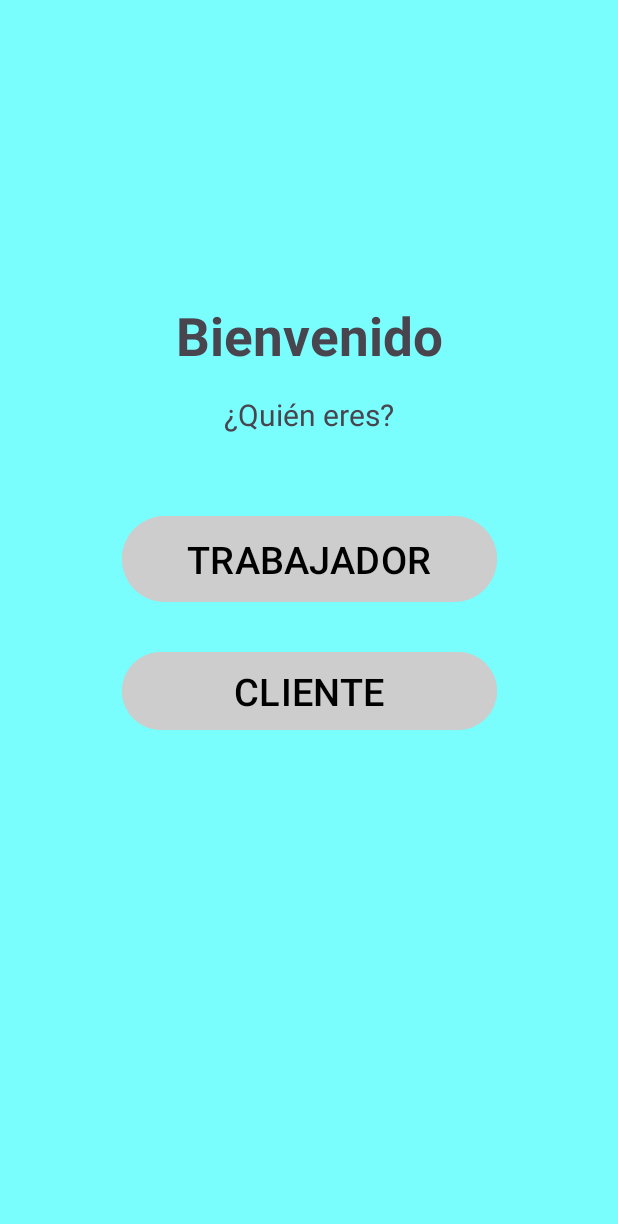
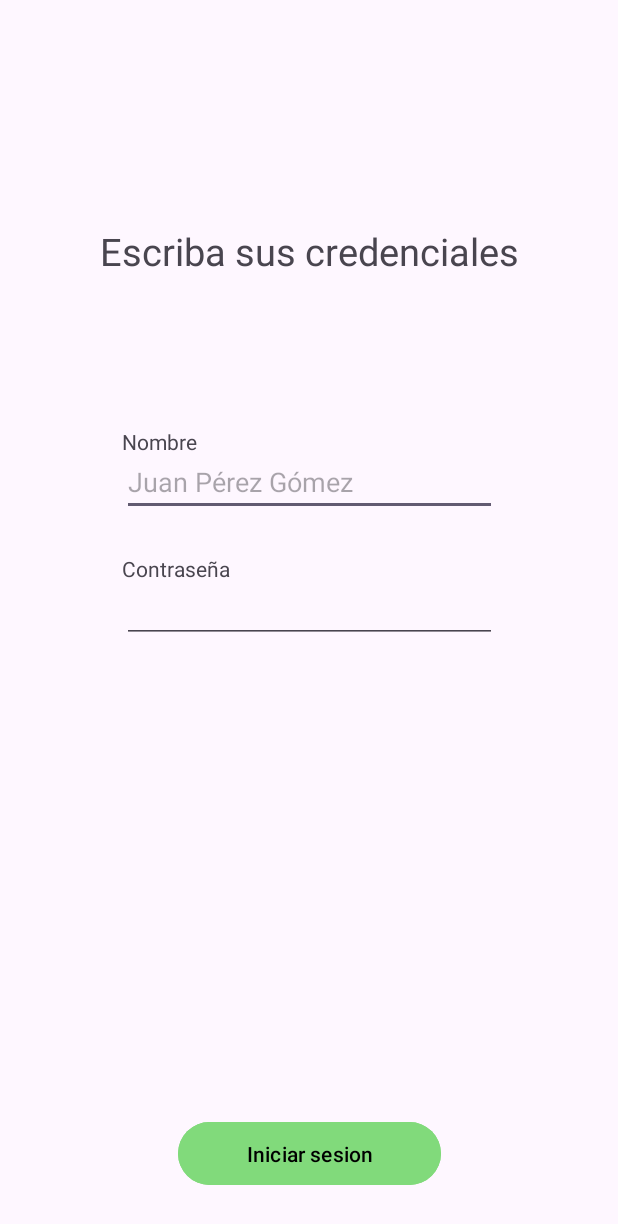
Before and after one commit to NotSureAbout15/cafe, an Android app: the screen it shows after launch (SeleccionActivity before the commit, Login after it), after a tap on "TRABAJADOR", on a phone screen of 412 x 824 dp. Shown: the top 1224 px of the screen. Run offline under Robolectric (Android 15) with nearby library versions, the phone set to English and light mode, and no system bars.

Commit message:
Creado formulario primario de login

```diff
--- a/CafeFront/app/build.gradle.kts
+++ b/CafeFront/app/build.gradle.kts
@@ -37,6 +37,7 @@ dependencies {
     implementation("androidx.appcompat:appcompat:1.6.1")
     implementation("com.google.android.material:material:1.11.0")
     implementation("androidx.constraintlayout:constraintlayout:2.1.4")
+    implementation("androidx.activity:activity:1.8.0")
     testImplementation("junit:junit:4.13.2")
     androidTestImplementation("androidx.test.ext:junit:1.1.5")
     androidTestImplementation("androidx.test.espresso:espresso-core:3.5.1")
--- a/CafeFront/app/src/main/AndroidManifest.xml
+++ b/CafeFront/app/src/main/AndroidManifest.xml
@@ -2,7 +2,7 @@
 <manifest xmlns:android="http://schemas.android.com/apk/res/android"
     xmlns:tools="http://schemas.android.com/tools">
 
-    <uses-permission android:name="android.permission.INTERNET"/>
+    <uses-permission android:name="android.permission.INTERNET" />
 
     <application
         android:allowBackup="true"
@@ -15,6 +15,9 @@
         android:theme="@style/Theme.CafeFront"
         tools:targetApi="31">
         <activity
+            android:name=".Login"
+            android:exported="false" />
+        <activity
             android:name=".SeleccionActivity"
             android:exported="true">
             <intent-filter>
--- /dev/null
+++ b/CafeFront/app/src/main/java/com/example/cafefront/Login.java
@@ -0,0 +1,40 @@
+package com.example.cafefront;
+
+import android.content.Context;
+import android.os.Bundle;
+import android.view.View;
+import android.widget.Button;
+import android.widget.Toast;
+
+import androidx.activity.EdgeToEdge;
+import androidx.appcompat.app.AppCompatActivity;
+import androidx.core.graphics.Insets;
+import androidx.core.view.ViewCompat;
+import androidx.core.view.WindowInsetsCompat;
+
+public class Login extends AppCompatActivity {
+    private Context context;
+    private Button iniciar;
+
+    @Override
+    protected void onCreate(Bundle savedInstanceState) {
+        super.onCreate(savedInstanceState);
+        EdgeToEdge.enable(this);
+        setContentView(R.layout.activity_login);
+        ViewCompat.setOnApplyWindowInsetsListener(findViewById(R.id.main), (v, insets) -> {
+            Insets systemBars = insets.getInsets(WindowInsetsCompat.Type.systemBars());
+            v.setPadding(systemBars.left, systemBars.top, systemBars.right, systemBars.bottom);
+            return insets;
+        });
+
+        context = this;
+        iniciar = findViewById(R.id.iniciar_sesion);
+
+        iniciar.setOnClickListener(new View.OnClickListener() {
+            @Override
+            public void onClick(View v) {
+                Toast.makeText(context, "Iniciar sesion", Toast.LENGTH_SHORT).show();
+            }
+        });
+    }
+}
--- a/CafeFront/app/src/main/java/com/example/cafefront/SeleccionActivity.java
+++ b/CafeFront/app/src/main/java/com/example/cafefront/SeleccionActivity.java
@@ -3,6 +3,7 @@ package com.example.cafefront;
 import androidx.appcompat.app.AppCompatActivity;
 
 import android.content.Context;
+import android.content.Intent;
 import android.os.Bundle;
 import android.view.View;
 import android.widget.Button;
@@ -27,6 +28,8 @@ public class SeleccionActivity extends AppCompatActivity {
             @Override
             public void onClick(View v) {
                 Toast.makeText(context, "Has clicado en trabajador", Toast.LENGTH_LONG).show();
+                Intent intent = new Intent(context, Login.class);
+                startActivity(intent);
             }
         });
 
--- /dev/null
+++ b/CafeFront/app/src/main/res/layout/activity_login.xml
@@ -0,0 +1,67 @@
+<?xml version="1.0" encoding="utf-8"?>
+<androidx.constraintlayout.widget.ConstraintLayout xmlns:android="http://schemas.android.com/apk/res/android"
+    xmlns:app="http://schemas.android.com/apk/res-auto"
+    xmlns:tools="http://schemas.android.com/tools"
+    android:id="@+id/main"
+    android:layout_width="match_parent"
+    android:layout_height="match_parent"
+    tools:context=".Login">
+
+    <TextView
+        android:id="@+id/indicaciones"
+        android:layout_width="wrap_content"
+        android:layout_height="wrap_content"
+        android:text="Escriba sus credenciales"
+        android:textSize="25dp"
+        android:layout_marginTop="150dp"
+        app:layout_constraintStart_toStartOf="parent"
+        app:layout_constraintEnd_toEndOf="parent"
+        app:layout_constraintTop_toTopOf="parent"/>
+
+    <TextView
+        android:id="@+id/nombre"
+        android:layout_width="wrap_content"
+        android:layout_height="wrap_content"
+        android:text="Nombre"
+        android:layout_marginTop="100dp"
+        app:layout_constraintTop_toBottomOf="@id/indicaciones"
+        app:layout_constraintStart_toStartOf="@id/campo_nombre"/>
+
+    <EditText
+        android:id="@+id/campo_nombre"
+        android:layout_width="250dp"
+        android:layout_height="40dp"
+        android:hint="Juan Pérez Gómez"
+        app:layout_constraintStart_toStartOf="parent"
+        app:layout_constraintEnd_toEndOf="parent"
+        app:layout_constraintTop_toBottomOf="@id/nombre"/>
+
+    <TextView
+        android:id="@+id/contra"
+        android:layout_width="wrap_content"
+        android:layout_height="wrap_content"
+        android:text="Contraseña"
+        android:layout_marginTop="25dp"
+        app:layout_constraintTop_toBottomOf="@id/campo_nombre"
+        app:layout_constraintStart_toStartOf="@id/campo_nombre"/>
+
+    <EditText
+        android:id="@+id/campo_contra"
+        android:layout_width="250dp"
+        android:layout_height="40dp"
+        app:layout_constraintStart_toStartOf="@id/contra"
+        app:layout_constraintTop_toBottomOf="@id/contra"/>
+
+    <Button
+        android:id="@+id/iniciar_sesion"
+        android:layout_width="175dp"
+        android:layout_height="50dp"
+        android:text="Iniciar sesion"
+        android:textColor="@color/black"
+        android:layout_marginBottom="30dp"
+        android:backgroundTint="#81DA7B"
+        app:layout_constraintBottom_toBottomOf="parent"
+        app:layout_constraintStart_toStartOf="parent"
+        app:layout_constraintEnd_toEndOf="parent"/>
+
+</androidx.constraintlayout.widget.ConstraintLayout>
--- a/CafeFront/app/src/main/res/layout/activity_seleccion.xml
+++ b/CafeFront/app/src/main/res/layout/activity_seleccion.xml
@@ -50,7 +50,6 @@
         android:text="CLIENTE"
         android:textSize="25dp"
         android:textColor="@color/black"
-        android:textColorLink="#69E684"
         android:backgroundTint="#CDCDCD"
         app:layout_constraintStart_toStartOf="parent"
         app:layout_constraintEnd_toEndOf="parent"
```
